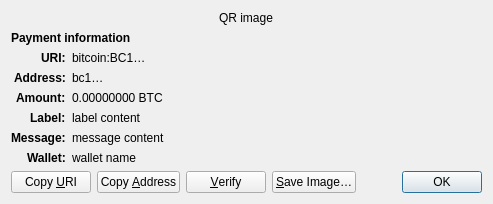
Above: src/qt/forms/receiverequestdialog.ui from bytecoin-crypto/bytecoin before the change. Below: the same form after it.
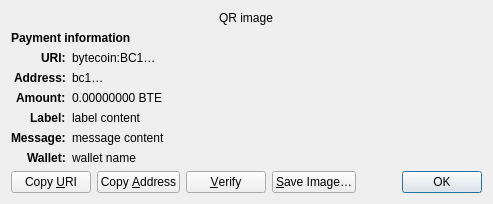
That is the form after the change. Custom widgets are drawn as their Qt base class.

Commit message: Changes for bytecoin network

Patch:
```diff
--- a/src/qt/forms/receiverequestdialog.ui
+++ b/src/qt/forms/receiverequestdialog.ui
@@ -65,7 +65,7 @@
    <item row="2" column="1" alignment="Qt::AlignTop">
     <widget class="QLabel" name="uri_content">
      <property name="text">
-      <string notr="true">bitcoin:BC1…</string>
+      <string notr="true">bytecoin:BC1…</string>
      </property>
      <property name="textFormat">
       <enum>Qt::RichText</enum>
@@ -126,7 +126,7 @@
    <item row="4" column="1" alignment="Qt::AlignTop">
     <widget class="QLabel" name="amount_content">
      <property name="text">
-      <string notr="true">0.00000000 BTC</string>
+      <string notr="true">0.00000000 BTE</string>
      </property>
      <property name="textFormat">
       <enum>Qt::PlainText</enum>
```
The commit also changes 20 other files.
